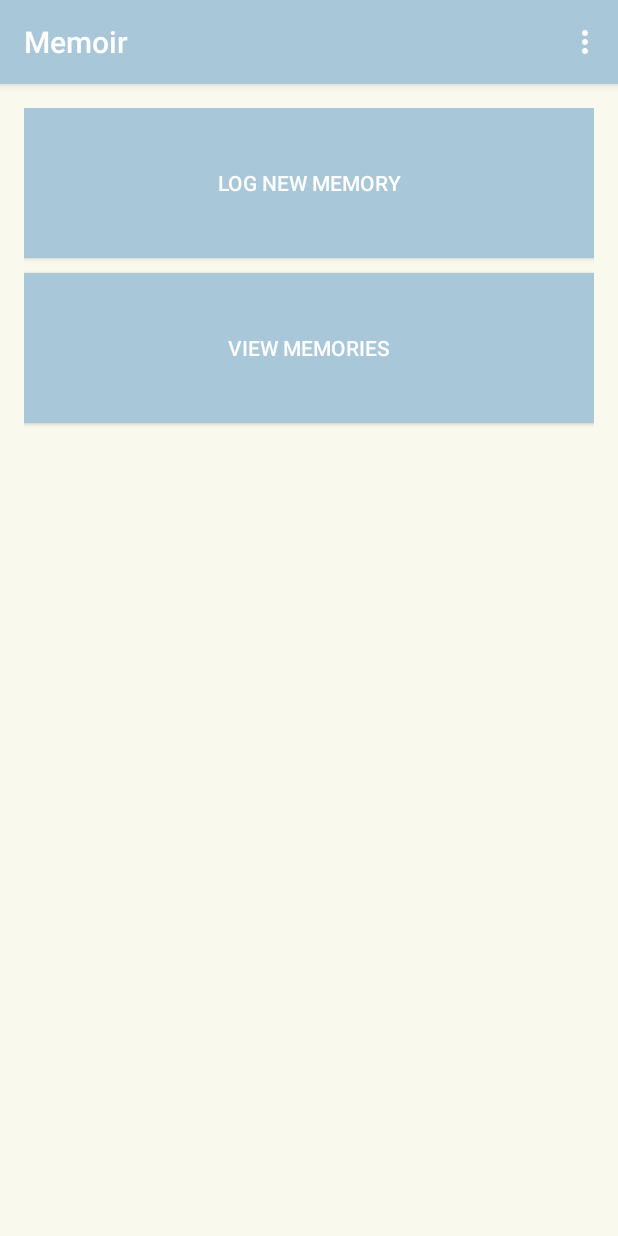
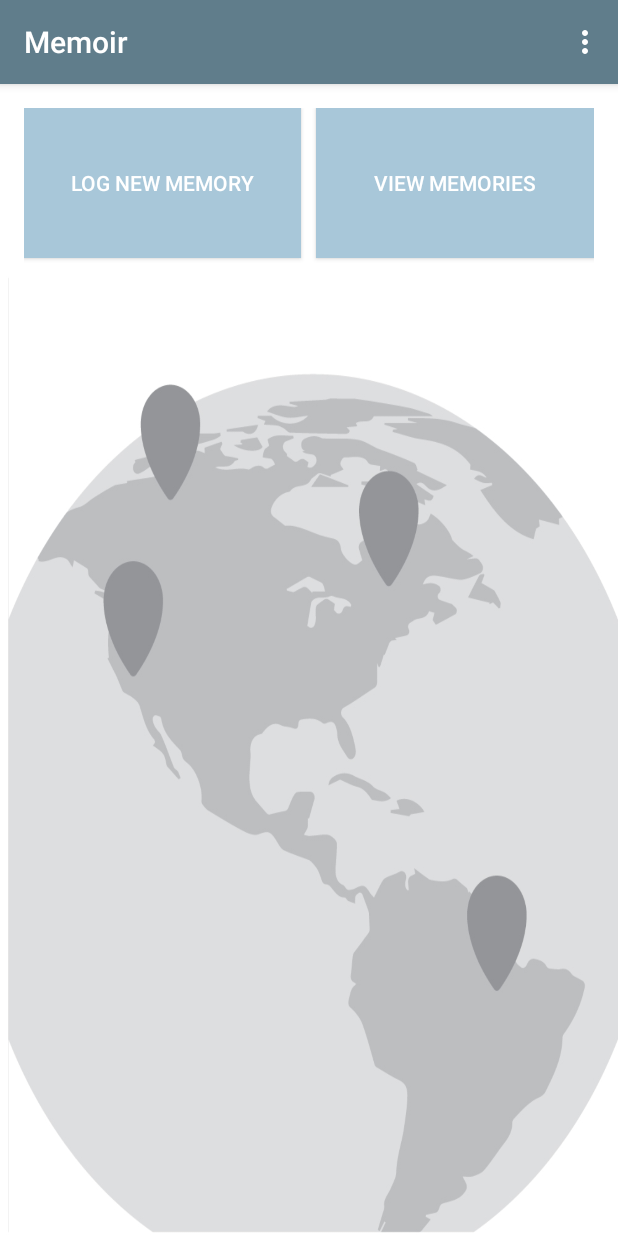
Before and after one commit to allenwixted/MemoirV2, an Android app: the screen it shows after launch (MainActivity), on a phone screen of 412 x 824 dp. Run offline under Robolectric (Android 15) with nearby library versions, the phone set to English and light mode, and no system bars.

Commit message:
Added picture URI and remodelled material design.

```diff
--- a/app/src/main/AndroidManifest.xml
+++ b/app/src/main/AndroidManifest.xml
@@ -14,7 +14,7 @@
         android:icon="@mipmap/ic_launcher"
         android:label="@string/app_name"
         android:supportsRtl="true"
-        android:theme="@style/Memoir"
+        android:theme="@style/MemoirFinal"
         android:debuggable="true">
         <activity android:name=".MainActivity">
             <intent-filter>
--- a/app/src/main/java/com/allenwixted/memoirv2/AddMemoryActivity.java
+++ b/app/src/main/java/com/allenwixted/memoirv2/AddMemoryActivity.java
@@ -62,6 +62,7 @@ public class AddMemoryActivity extends AppCompatActivity {
         File desc = new File(context.getFilesDir(), getString(R.string.desc));
         File lon = new File(context.getFilesDir(), getString(R.string.lon));
         File lat = new File(context.getFilesDir(), getString(R.string.lat));
+        final File imgLoc = new File(context.getFilesDir(), getString(R.string.imgLoc));
 
         //create GPS listener
         LocationManager lm = (LocationManager) getSystemService(Context.LOCATION_SERVICE);
@@ -114,7 +115,7 @@ public class AddMemoryActivity extends AppCompatActivity {
 
         Button saveButton = (Button) findViewById(R.id.saveButton);
         if (saveButton != null) {
-            saveButton.setBackgroundColor(Color.parseColor("#A8C7D9"));
+            //saveButton.setBackgroundColor(Color.parseColor("#A8C7D9"));
             saveButton.invalidate();
             saveButton.setOnClickListener(new View.OnClickListener() {
                 @Override
@@ -129,21 +130,21 @@ public class AddMemoryActivity extends AppCompatActivity {
                     if (title != null && description != null) {
                         String titleText = title.getText().toString();
                         String descText = description.getText().toString();
+                        String pictureURIString = pictureUri.toString();
 
                         writeFile(getString(R.string.title), String.format("%s\n", titleText));
                         writeFile(getString(R.string.desc), String.format("%s\n", descText));
                         writeFile(getString(R.string.lat), String.format("%s\n", latitude));
                         writeFile(getString(R.string.lon), String.format("%s\n", longitude));
+                        writeFile(getString(R.string.imgLoc), String.format("%\n", pictureURIString));
 
                         CharSequence text = "Memory Added";
                         Toast toast = Toast.makeText(context, text, Toast.LENGTH_LONG);
                         toast.show();
-
                     }
 
                     Intent intent = new Intent(v.getContext(), MapActivity.class);
                     startActivity(intent);
-
                 }
             });
         }
@@ -271,7 +272,6 @@ public class AddMemoryActivity extends AppCompatActivity {
         //did the user press OK?
         if(resultCode == RESULT_OK){
             if(requestCode == CAMERA_REQUEST){
-
                 //get input stream based on image's URI
                 InputStream inputStream;
                 try { //tries to get a bitmap image from the steam
--- a/app/src/main/res/layout/activity_add_memory.xml
+++ b/app/src/main/res/layout/activity_add_memory.xml
@@ -7,7 +7,6 @@
     android:paddingLeft="@dimen/activity_horizontal_margin"
     android:paddingRight="@dimen/activity_horizontal_margin"
     android:paddingTop="@dimen/activity_vertical_margin"
-    android:background="@color/colorPrimary"
     tools:context="com.allenwixted.memoirv2.AddMemoryActivity">
 
     <EditText
@@ -54,7 +53,7 @@
         android:width="180dp"
         android:layout_marginLeft="10dp"
         android:layout_marginTop="10dp"
-
+        android:background="@color/colorPrimaryDark"
         android:layout_marginBottom="10dp"
         android:textColor="#FFFFFF"
         />
@@ -68,16 +67,15 @@
         android:layout_centerHorizontal="true"
         android:width="180dp"
         android:layout_margin="10dp"
-
-        android:textColorHighlight="@color/colorPrimaryDark"
-        android:textColor="#FFFFFF"/>
+        android:background="@color/colorPrimaryDark"
+        android:textColor="#FFFFFF"
+        />
 
     <ImageView
         android:layout_width="wrap_content"
         android:layout_height="wrap_content"
         android:id="@+id/chosenImage"
         android:scaleType="fitCenter"
-        android:src="@drawable/ic_add_a_photo_black_24px"
         android:layout_below="@+id/photoButton"
         android:layout_alignParentLeft="true"
         android:layout_alignParentStart="true"
--- a/app/src/main/res/layout/activity_main.xml
+++ b/app/src/main/res/layout/activity_main.xml
@@ -7,31 +7,50 @@
     android:paddingLeft="@dimen/activity_horizontal_margin"
     android:paddingRight="@dimen/activity_horizontal_margin"
     android:paddingTop="@dimen/activity_vertical_margin"
-    android:background="@color/colorPrimary"
-    tools:context="com.allenwixted.memoirv2.MainActivity">
+    android:background="@drawable/map"
+    tools:context="com.allenwixted.memoirv2.MainActivity"
+    >
 
 
     <Toolbar
         android:layout_width="match_parent"
-        android:layout_height="match_parent">
+        android:layout_height="match_parent"
+        android:id="@+id/view">
 
     </Toolbar>
+
+    <View
+        android:id="@+id/centerShim"
+        android:layout_height="match_parent"
+        android:layout_width="10dp"
+        android:visibility="invisible"
+        android:layout_centerHorizontal="true"/>
+
     <Button
-        android:layout_width="match_parent"
+        android:layout_width="wrap_content"
         android:layout_height="100dp"
         android:text="Log New Memory"
         android:id="@+id/mainLogButton"
+        android:background="@color/colorPrimaryDark"
+        android:layout_alignParentTop="true"
+        android:layout_alignParentLeft="true"
         android:textColor="#FFFFFF"
-        android:layout_alignParentTop="true"
-        android:layout_centerHorizontal="true"
-        android:layout_marginBottom="10dp"/>
+        android:layout_alignParentStart="true"
+        android:layout_toLeftOf="@+id/centerShim"
+        android:layout_toStartOf="@+id/centerShim" />
 
     <Button
-        android:layout_width="match_parent"
+        android:layout_width="wrap_content"
         android:layout_height="100dp"
         android:text="View Memories"
         android:id="@+id/mainViewButton"
         android:textColor="#FFFFFF"
-        android:layout_below="@+id/mainLogButton"
-        android:layout_centerHorizontal="true" />
+        android:background="@color/colorPrimaryDark"
+        android:layout_alignParentTop="true"
+        android:layout_alignParentRight="true"
+        android:layout_alignParentEnd="true"
+        android:layout_toRightOf="@+id/centerShim"
+        android:layout_toEndOf="@+id/centerShim" />
+
+
 </RelativeLayout>
--- a/app/src/main/res/layout/activity_map.xml
+++ b/app/src/main/res/layout/activity_map.xml
@@ -22,6 +22,7 @@
         android:layout_height="wrap_content"
         android:text="Go to Limerick"
         android:width="150dp"
+        android:background="@color/colorPrimaryDark"
         android:textColor="#FFFFFF"
         android:layout_alignParentTop="true"
         android:layout_alignParentRight="true"/>
--- a/app/src/main/res/values-v21/styles.xml
+++ b/app/src/main/res/values-v21/styles.xml
@@ -4,6 +4,7 @@
     <style name="Memoir" parent="AppTheme">
         <item name="colorPrimary">@color/colorPrimaryDark</item>
         <item name="colorPrimaryDark">@color/colorPrimary</item>
-        <item name="android:statusBarColor">@color/colorAccent</item>
+        <item name="android:statusBarColor">@color/colorPrimary</item>
     </style>
+
 </resources>
--- a/app/src/main/res/values/colors.xml
+++ b/app/src/main/res/values/colors.xml
@@ -1,6 +1,6 @@
 <?xml version="1.0" encoding="utf-8"?>
 <resources>
-    <color name="colorPrimary">#FAF9EE</color>>
-    <color name="colorPrimaryDark">#A8C7D9</color>
-    <color name="colorAccent">#3D3A33</color>
+    <color name="colorPrimary">#455a64</color>>
+    <color name="colorPrimaryDark">#607d8b</color>
+    <color name="colorAccent">#ffc107</color>
 </resources>
--- a/app/src/main/res/values/strings.xml
+++ b/app/src/main/res/values/strings.xml
@@ -5,6 +5,7 @@
     <string name="desc">Descriptions</string>
     <string name="lat">Latitudes</string>
     <string name="lon">Longitudes</string>
+    <string name="imgLoc">ImageLocation</string>
 
     <string name="menu_help">Help</string>
     <string name="take_photo">Take Photo</string>
--- a/app/src/main/res/values/styles.xml
+++ b/app/src/main/res/values/styles.xml
@@ -13,4 +13,6 @@
         <item name="colorPrimaryDark">@color/colorPrimaryDark</item>
     </style>
 
+    <style name="MemoirFinal" parent="Memoir" />
+
 </resources>
```
Also changed, not shown: app/src/main/res/drawable/map.jpg (added).
